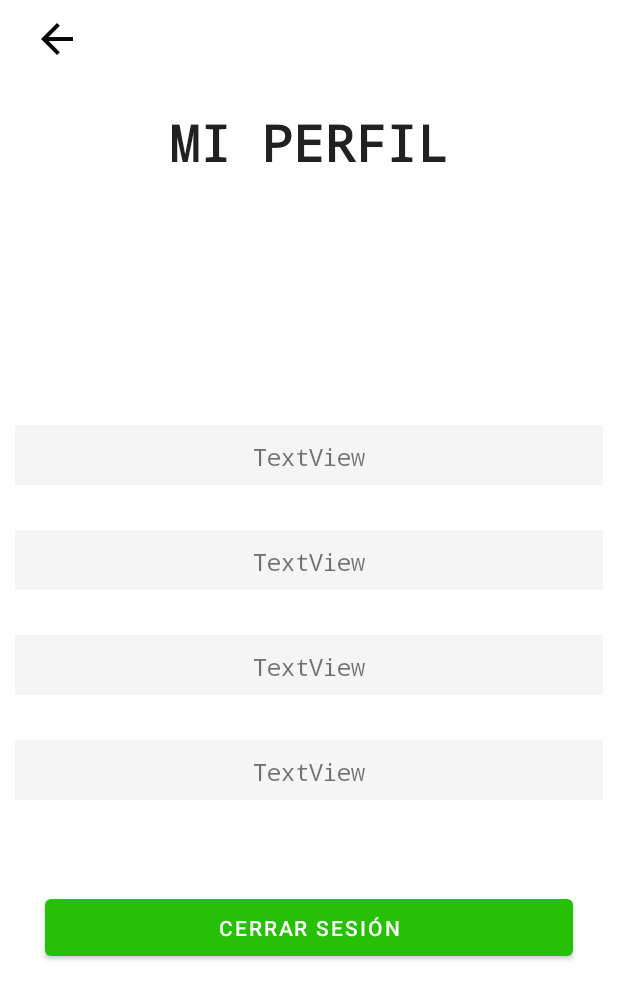
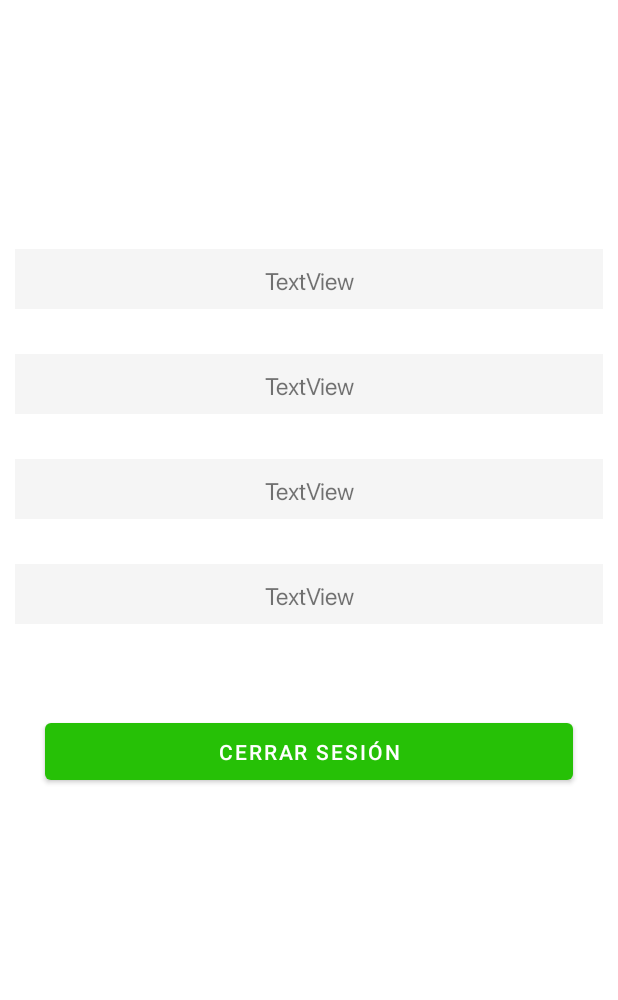
Before and after one commit to JostinSamuel/AppLineaUnoV1, an Android app: the layout fragment_perfil.xml on its own in the app's theme, with its tools: preview values and no code run, on a phone screen of 412 x 824 dp. Shown: the top 1000 px of the screen. Run offline under Robolectric (Android 15) with nearby library versions, the phone set to English and light mode, and no system bars.

Commit message:
mi perfil ok

```diff
--- a/app/src/main/AndroidManifest.xml
+++ b/app/src/main/AndroidManifest.xml
@@ -4,6 +4,7 @@
     package="com.linea.uno.applineav1">
 
     <uses-permission android:name="android.permission.INTERNET" />
+    <uses-permission android:name="android.permission.WRITE_EXTERNAL_STORAGE"/>
 
     <application
         android:name=".App"
@@ -20,9 +21,6 @@
         tools:targetApi="31">
         <activity
             android:name=".activities.InicioActivity"
-            android:exported="true" />
-        <activity
-            android:name=".activities.PerfilActivity"
             android:exported="true" />
         <activity
             android:name=".activities.SplashActivity"
--- a/app/src/main/java/com/linea/uno/applineav1/activities/MainActivity.java
+++ b/app/src/main/java/com/linea/uno/applineav1/activities/MainActivity.java
@@ -111,8 +111,11 @@ public class MainActivity extends AppCompatActivity {
                                     .registerTypeAdapter(Time.class, new TimeSerializer())
                                     .create();
                             editor.putString("UsuarioJson", g.toJson(u, new TypeToken<Usuario>() {}.getType()));
-                            //editor.putString("emailtoInicio", u.getEmail());
+                            editor.putString("emailCliente", edtEmail.getText().toString());
                             editor.putString("nombretoInicio", u.getCliente().getNombreCompleto());
+                            editor.putString("dniCliente",u.getCliente().getNumero_documento());
+                            editor.putString("nombresCliente",u.getCliente().getNombres());
+                            editor.putString("apellidosCliente",u.getCliente().getApellidoPaterno()+" "+u.getCliente().getApellidoMaterno());
                             editor.apply();
                             edtEmail.setText("");
                             edtClave.setText("");
--- a/app/src/main/java/com/linea/uno/applineav1/activities/PerfilActivity.java
+++ /dev/null
@@ -1,16 +0,0 @@
-package com.linea.uno.applineav1.activities;
-
-import androidx.appcompat.app.AppCompatActivity;
-
-import android.os.Bundle;
-
-import com.linea.uno.applineav1.R;
-
-public class PerfilActivity extends AppCompatActivity {
-
-    @Override
-    protected void onCreate(Bundle savedInstanceState) {
-        super.onCreate(savedInstanceState);
-        setContentView(R.layout.activity_perfil);
-    }
-}
--- a/app/src/main/java/com/linea/uno/applineav1/ui/home/HomeFragment.java
+++ b/app/src/main/java/com/linea/uno/applineav1/activities/ui/Inicio/HomeFragment.java
@@ -1,4 +1,4 @@
-package com.linea.uno.applineav1.ui.home;
+package com.linea.uno.applineav1.activities.ui.Inicio;
 
 import android.os.Bundle;
 import android.view.LayoutInflater;
--- a/app/src/main/java/com/linea/uno/applineav1/ui/gallery/GalleryFragment.java
+++ b/app/src/main/java/com/linea/uno/applineav1/activities/ui/Movimientos/GalleryFragment.java
@@ -1,4 +1,4 @@
-package com.linea.uno.applineav1.ui.gallery;
+package com.linea.uno.applineav1.activities.ui.Movimientos;
 
 import android.os.Bundle;
 import android.view.LayoutInflater;
--- a/app/src/main/java/com/linea/uno/applineav1/ui/gallery/GalleryViewModel.java
+++ b/app/src/main/java/com/linea/uno/applineav1/activities/ui/Movimientos/GalleryViewModel.java
@@ -1,4 +1,4 @@
-package com.linea.uno.applineav1.ui.gallery;
+package com.linea.uno.applineav1.activities.ui.Movimientos;
 
 import androidx.lifecycle.LiveData;
 import androidx.lifecycle.MutableLiveData;
--- a/app/src/main/res/layout/fragment_gallery.xml
+++ b/app/src/main/res/layout/fragment_gallery.xml
@@ -4,7 +4,7 @@
     xmlns:tools="http://schemas.android.com/tools"
     android:layout_width="match_parent"
     android:layout_height="match_parent"
-    tools:context=".ui.gallery.GalleryFragment">
+    tools:context=".activities.ui.Movimientos.GalleryFragment">
 
     <TextView
         android:id="@+id/text_gallery"
--- a/app/src/main/res/layout/fragment_home.xml
+++ b/app/src/main/res/layout/fragment_home.xml
@@ -4,7 +4,7 @@
     xmlns:tools="http://schemas.android.com/tools"
     android:layout_width="match_parent"
     android:layout_height="match_parent"
-    tools:context=".ui.home.HomeFragment">
+    tools:context=".activities.ui.Inicio.HomeFragment">
 
     <TextView
         android:id="@+id/text_home"
--- a/app/src/main/res/layout/activity_perfil.xml
+++ b/app/src/main/res/layout/fragment_perfil.xml
@@ -5,7 +5,7 @@
     android:layout_width="match_parent"
     android:layout_height="match_parent"
     android:orientation="vertical"
-    tools:context=".activities.PerfilActivity">
+    tools:context=".activities.ui.Perfil.MiPerfilFragment">
 
     <ScrollView
         android:layout_width="match_parent"
@@ -16,50 +16,11 @@
             android:layout_height="wrap_content">
 
             <LinearLayout
-                android:id="@+id/linear_atras"
-                android:layout_width="wrap_content"
-                android:layout_height="wrap_content">
-
-                <ImageButton
-                    android:id="@+id/btnAtras"
-                    android:layout_width="wrap_content"
-                    android:layout_height="wrap_content"
-                    android:layout_gravity="start"
-                    android:layout_margin="10dp"
-                    android:layout_weight="1"
-                    android:backgroundTint="@color/white"
-                    app:srcCompat="@drawable/ic_baseline_arrow_back_24"
-                    app:tint="#090808"
-                    tools:ignore="SpeakableTextPresentCheck" />
-            </LinearLayout>
-
-            <LinearLayout
-                android:id="@+id/linear_titulo"
-                android:layout_width="wrap_content"
-                android:layout_height="wrap_content"
-                android:orientation="vertical"
-                android:layout_centerHorizontal="true"
-                android:layout_below="@+id/linear_atras">
-                <TextView
-                    android:layout_width="match_parent"
-                    android:layout_height="wrap_content"
-                    android:fontFamily="monospace"
-                    android:layout_gravity="center"
-                    android:text="MI PERFIL"
-                    android:textAlignment="center"
-                    android:textAppearance="@style/TextAppearance.AppCompat.Body1"
-                    android:textSize="34sp"
-                    android:textStyle="bold"
-                    android:typeface="monospace"/>
-            </LinearLayout>
-
-            <LinearLayout
                 android:id="@+id/linear_foto_perfil"
                 android:layout_width="match_parent"
                 android:layout_height="wrap_content"
                 android:orientation="vertical"
-                android:layout_marginTop="10dp"
-                android:layout_below="@+id/linear_titulo">
+                android:layout_marginTop="10dp">
 
                 <de.hdodenhof.circleimageview.CircleImageView
                     android:id="@+id/profile_image"
@@ -86,13 +47,12 @@
                     android:layout_marginTop="30dp"
                     android:layout_marginRight="10dp"
                     android:background="#F5F5F5"
-                    android:fontFamily="monospace"
+                    android:fontFamily="@font/san_francisco"
                     android:paddingTop="10dp"
                     android:singleLine="false"
                     android:text="TextView"
                     android:textAlignment="center"
-                    android:textSize="16dp"
-                    android:typeface="monospace"
+                    android:textSize="16sp"
                     app:layout_constraintEnd_toEndOf="parent"
                     app:layout_constraintStart_toStartOf="parent"
                     app:layout_constraintTop_toTopOf="parent" />
@@ -105,12 +65,11 @@
                     android:layout_marginTop="30dp"
                     android:layout_marginRight="10dp"
                     android:background="#F5F5F5"
-                    android:fontFamily="monospace"
+                    android:fontFamily="@font/san_francisco"
                     android:paddingTop="10dp"
                     android:text="TextView"
                     android:textAlignment="center"
-                    android:textSize="16dp"
-                    android:typeface="monospace"
+                    android:textSize="16sp"
                     app:layout_constraintEnd_toEndOf="@+id/tvdniperfil"
                     app:layout_constraintStart_toStartOf="@+id/tvdniperfil"
                     app:layout_constraintTop_toBottomOf="@+id/tvdniperfil" />
@@ -123,12 +82,11 @@
                     android:layout_marginTop="30dp"
                     android:layout_marginRight="10dp"
                     android:background="#F5F5F5"
-                    android:fontFamily="monospace"
+                    android:fontFamily="@font/san_francisco"
                     android:paddingTop="10dp"
                     android:text="TextView"
                     android:textAlignment="center"
                     android:textSize="16dp"
-                    android:typeface="monospace"
                     app:layout_constraintEnd_toEndOf="@+id/tvnombresdni"
                     app:layout_constraintStart_toStartOf="@+id/tvnombresdni"
                     app:layout_constraintTop_toBottomOf="@+id/tvnombresdni" />
@@ -141,12 +99,11 @@
                     android:layout_marginTop="30dp"
                     android:layout_marginRight="10dp"
                     android:background="#F5F5F5"
-                    android:fontFamily="monospace"
+                    android:fontFamily="@font/san_francisco"
                     android:paddingTop="10dp"
                     android:text="TextView"
                     android:textAlignment="center"
-                    android:textSize="16dp"
-                    android:typeface="monospace"
+                    android:textSize="16sp"
                     app:layout_constraintBottom_toTopOf="@+id/sign_out_button"
                     app:layout_constraintEnd_toEndOf="@+id/tvapellidosdni"
                     app:layout_constraintHorizontal_bias="0.5"
--- a/build.gradle
+++ b/build.gradle
@@ -6,7 +6,7 @@ buildscript {
     }
     dependencies {
         classpath "com.android.tools.build:gradle:7.0.1"
-        //classpath 'com.google.gms:google-services:4.3.10'
+        classpath 'com.google.gms:google-services:4.3.10'
         // NOTE: Do not place your application dependencies here; they belong
         // in the individual module build.gradle files
     }
```
Also changed, not shown: app/build.gradle (+8 -1 lines), app/src/main/java/com/linea/uno/applineav1/activities/ui/Inicio/HomeViewModel.java (renamed from app/src/main/java/com/linea/uno/applineav1/ui/slideshow/SlideshowViewModel.java, +4 -4 lines), app/src/main/java/com/linea/uno/applineav1/activities/ui/Perfil/MiPerfilFragment.java (added, +165 -0 lines), app/src/main/java/com/linea/uno/applineav1/entities/Cliente.java (+10 -0 lines), app/src/main/java/com/linea/uno/applineav1/ui/home/HomeViewModel.java (deleted, +0 -19 lines), app/src/main/java/com/linea/uno/applineav1/ui/slideshow/SlideshowFragment.java (deleted, +0 -37 lines), app/src/main/res/layout/fragment_slideshow.xml (deleted, +0 -22 lines), app/src/main/res/navigation/mobile_navigation.xml (+5 -4 lines), 1 other file.
